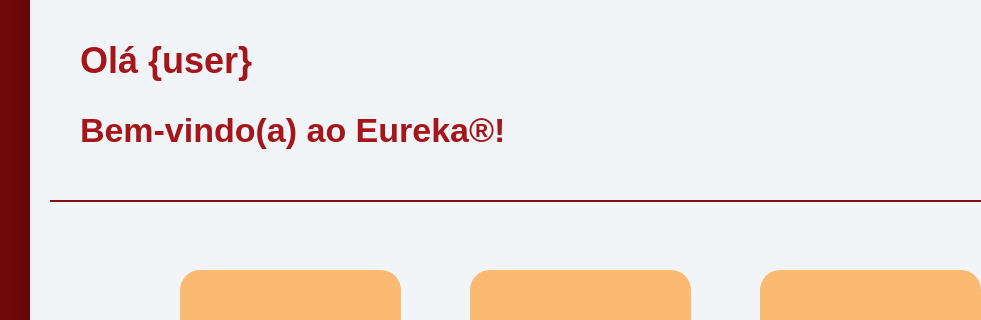
Above: src/qt/ui/home_window.ui from eliezermoraesss/eureka_app_pyqt5_project_v2 before the change; both pictures show x 200 to 1181 and y 0 to 320 of the 1319 by 797 pixel window. Below: the same form after it.
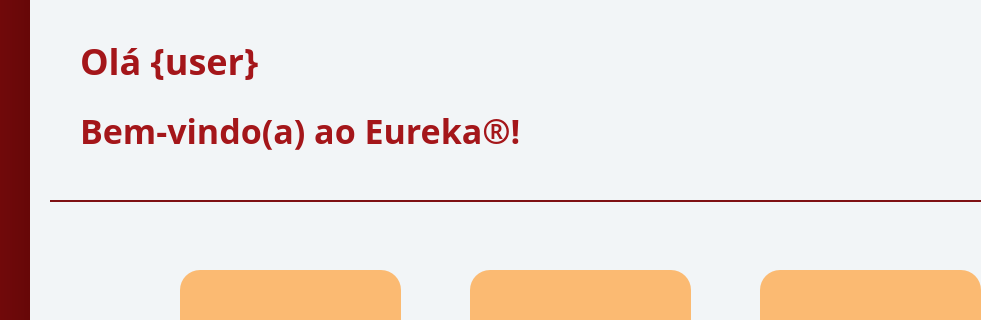
That is the form after the change. Icons and pictures are not drawn.

What changed in the file:
```diff
--- a/src/qt/ui/home_window.ui
+++ b/src/qt/ui/home_window.ui
@@ -307,6 +307,7 @@
      </property>
      <property name="font">
       <font>
+       <family>Segoe UI Semibold</family>
        <pointsize>-1</pointsize>
        <weight>75</weight>
        <bold>true</bold>
@@ -357,6 +358,7 @@
      </property>
      <property name="font">
       <font>
+       <family>Segoe UI Semibold</family>
        <pointsize>-1</pointsize>
        <weight>75</weight>
        <bold>true</bold>
```
Left out of the diff: 1 changed line with no effect on the pictures.
